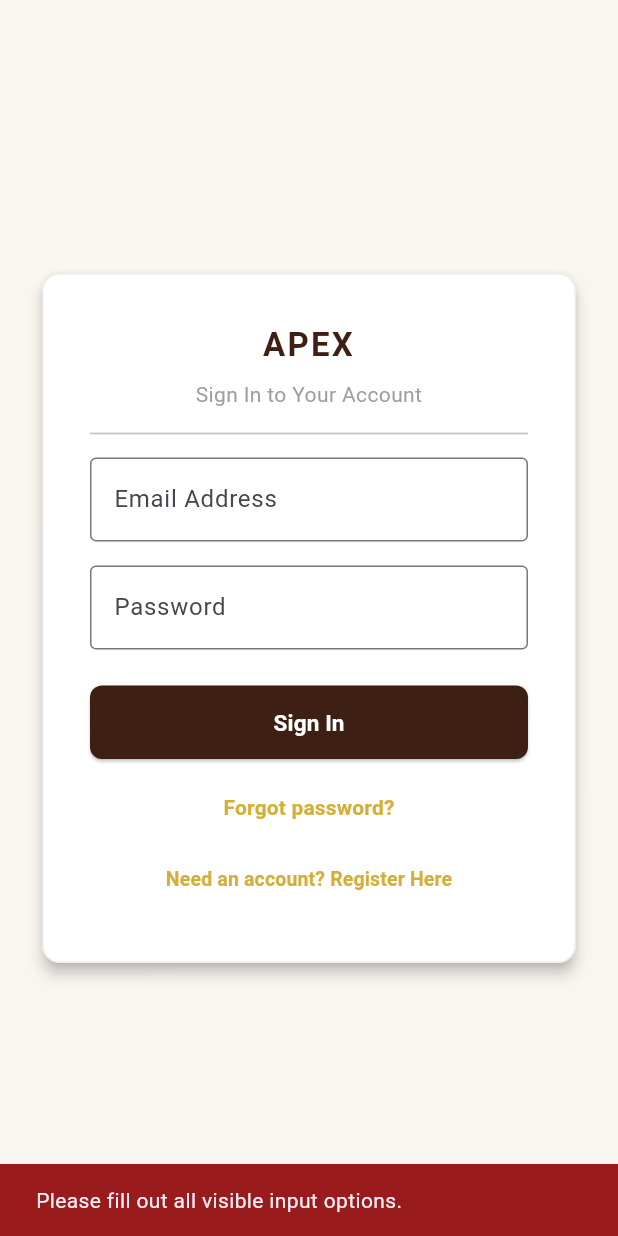
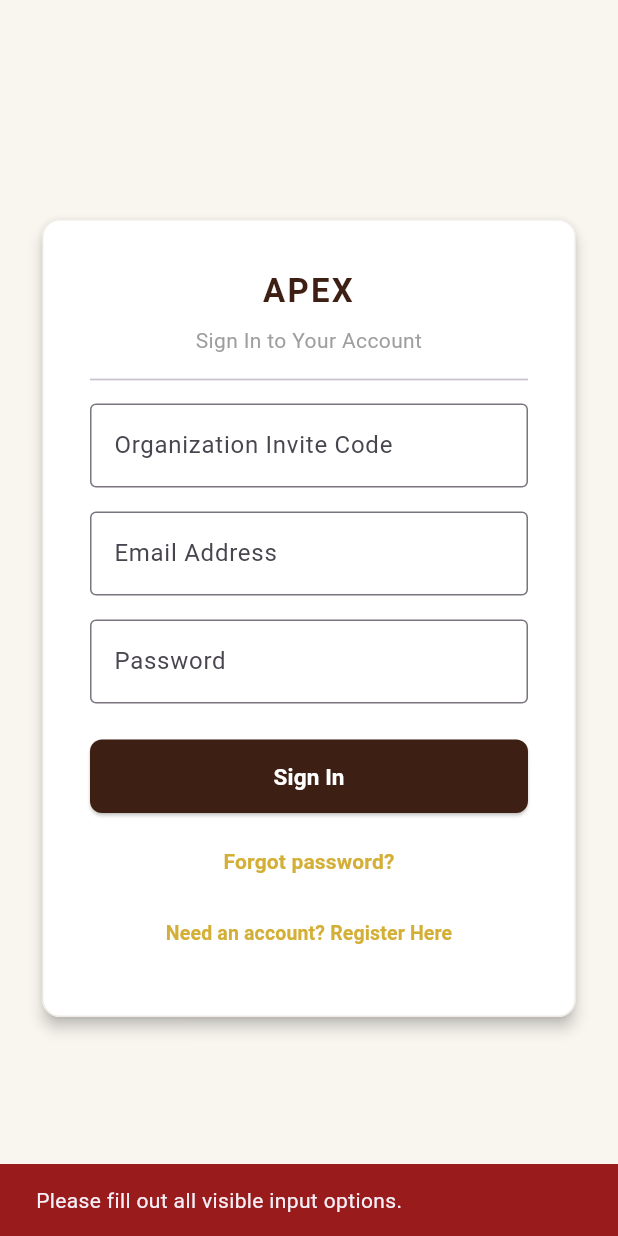
Before and after one commit to nicholaswittle/apex, a Flutter app: the AuthPage screen opened directly, after a tap on "Sign In", on a phone screen of 412 x 824 dp. Run offline on Flutter 3.47's test engine with Material 3 defaults, Android fonts, the phone set to English and light mode, and no system bars; our stand-ins replace firebase_core, firebase_messaging, share_plus, shared_preferences, supabase_flutter; missing offline and left inert: dart:html; accounts and stored records are empty.

Commit message:
Fix invite code flow for staff signup and existing accounts
- Add apex_redeem_invite RPC so staff can redeem invites server-side
  (client-side table access was blocked by RLS for non-owners)
- Redeem invite after sign-in when a code is provided
- Handle user_already_exists by falling back to sign-in with invite
- Show invite field on sign-in with clearer error messages

Co-authored-by: nicholas Ryan wittle <nicholaswittle@users.noreply.github.com>

```diff
--- a/lib/auth_page.dart
+++ b/lib/auth_page.dart
@@ -83,11 +83,41 @@ class _AuthPageState extends State<AuthPage> {
     );
   }
 
+  String _authErrorMessage(Object error) {
+    if (error is AuthException) {
+      if (error.code == 'user_already_exists' ||
+          error.message.toLowerCase().contains('already registered')) {
+        return 'This email is already registered. Use Sign In below, or add your invite code and sign in.';
+      }
+      if (error.code == 'invalid_credentials') {
+        return 'Incorrect email or password.';
+      }
+    }
+
+    final text = error.toString().toLowerCase();
+    if (text.contains('invite code is invalid')) {
+      return 'That invite code is invalid. Ask your manager for a new one.';
+    }
+    if (text.contains('already been used')) {
+      return 'That invite code has already been used.';
+    }
+    if (text.contains('expired')) {
+      return 'That invite code has expired. Ask your manager for a new one.';
+    }
+
+    return 'Authentication failed. Check your credentials and try again.';
+  }
+
+  Future<void> _redeemInviteIfProvided(String inviteCode) async {
+    if (inviteCode.isEmpty || _needsOwnerSetup) return;
+    await ProfileService.redeemInvite(inviteCode);
+  }
+
   Future<void> _handleSubmit() async {
     final email = _emailController.text.trim();
     final password = _passwordController.text.trim();
     final name = _nameController.text.trim();
-    final inviteCode = _inviteCodeController.text.trim();
+    final inviteCode = _inviteCodeController.text.trim().toUpperCase();
 
     if (email.isEmpty || password.isEmpty || (_isSignUp && name.isEmpty)) {
       _showBanner('Please fill out all visible input options.', UniversalTheme.alertRed);
@@ -101,6 +131,8 @@ class _AuthPageState extends State<AuthPage> {
 
     setState(() => _isLoading = true);
 
+    var treatAsSignIn = !_isSignUp;
+
     try {
       if (_isSignUp) {
         final metadata = <String, dynamic>{
@@ -109,13 +141,25 @@ class _AuthPageState extends State<AuthPage> {
           if (inviteCode.isNotEmpty) 'invite_code': inviteCode,
         };
 
+        try {
           await _supabase.auth.signUp(
             email: email,
             password: password,
             data: metadata,
           );
-
           _showBanner('Registration successful! Logging you in...', Colors.green);
+        } on AuthException catch (error) {
+          if (error.code == 'user_already_exists' ||
+              error.message.toLowerCase().contains('already registered')) {
+            treatAsSignIn = true;
+            _showBanner(
+              'Account already exists. Signing you in with your invite code...',
+              UniversalTheme.darkSlate,
+            );
+          } else {
+            rethrow;
+          }
+        }
       }
 
       await _supabase.auth.signInWithPassword(
@@ -123,9 +167,16 @@ class _AuthPageState extends State<AuthPage> {
         password: password,
       );
 
+      if (inviteCode.isNotEmpty && !_needsOwnerSetup) {
+        await _redeemInviteIfProvided(inviteCode);
+      }
+
       await _navigateToCalendar();
     } catch (e) {
-      _showBanner('Authentication failed. Check your credentials and try again.', UniversalTheme.alertRed);
+      if (treatAsSignIn && _isSignUp) {
+        if (mounted) setState(() => _isSignUp = false);
+      }
+      _showBanner(_authErrorMessage(e), UniversalTheme.alertRed);
     } finally {
       if (mounted) setState(() => _isLoading = false);
     }
@@ -200,16 +251,20 @@ class _AuthPageState extends State<AuthPage> {
                       ),
                     ),
                     const SizedBox(height: 16),
+                  ],
+                  if (!_needsOwnerSetup)
                     TextField(
                       controller: _inviteCodeController,
-                      decoration: const InputDecoration(
+                      textCapitalization: TextCapitalization.characters,
+                      decoration: InputDecoration(
                         labelText: 'Organization Invite Code',
-                        hintText: 'Required for staff registration',
-                        border: OutlineInputBorder(),
+                        hintText: _isSignUp
+                            ? 'Required for staff registration'
+                            : 'Optional — use to join your team',
+                        border: const OutlineInputBorder(),
                       ),
                     ),
-                    const SizedBox(height: 16),
-                  ],
+                  if (!_needsOwnerSetup) const SizedBox(height: 16),
                   TextField(
                     controller: _emailController,
                     decoration: const InputDecoration(
--- a/lib/core/profile_service.dart
+++ b/lib/core/profile_service.dart
@@ -26,4 +26,10 @@ class ProfileService {
     final result = await _client.rpc('apex_has_owner');
     return result == true;
   }
+
+  static Future<void> redeemInvite(String inviteCode) async {
+    await _client.rpc('apex_redeem_invite', params: {
+      'invite_code': inviteCode.trim().toUpperCase(),
+    });
+  }
 }
```
Lines whose indentation alone changed are shown as unchanged.
